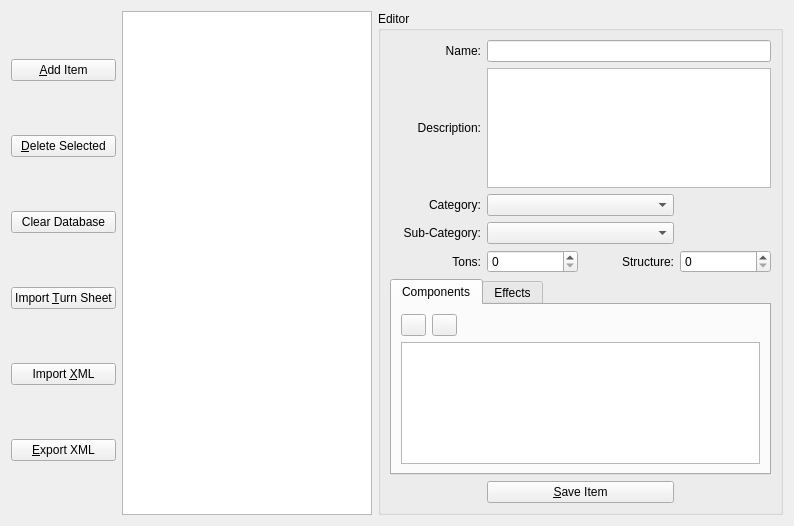
Old version of the form widgets/ItemBrowser.ui in the repository Ramblurr/SupernovaAssistant.
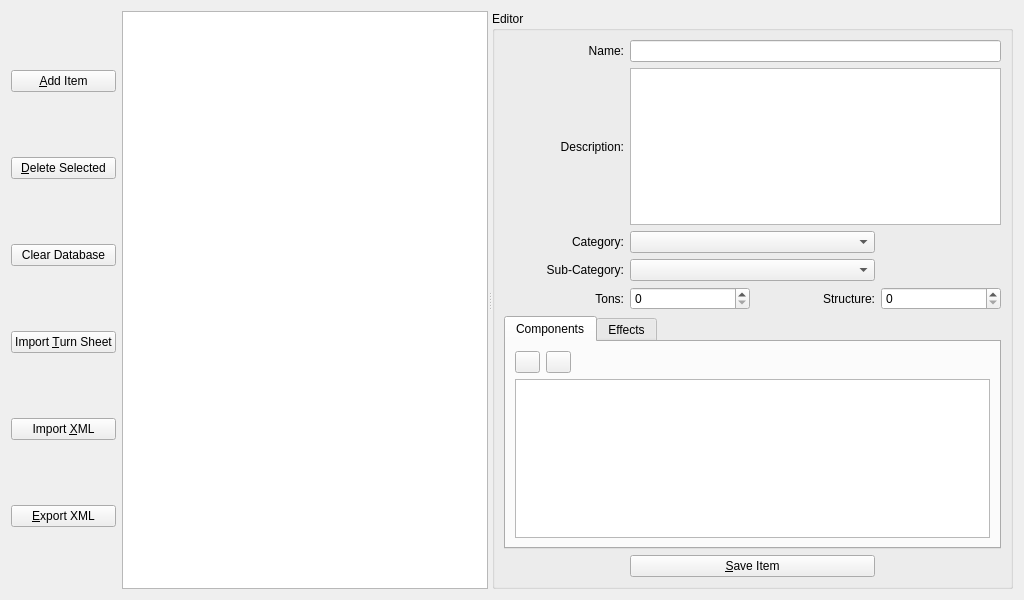
New version of the form. Icons and pictures are not drawn. Custom widgets are drawn as their Qt base class.

```diff
--- a/widgets/ItemBrowser.ui
+++ b/widgets/ItemBrowser.ui
@@ -6,14 +6,14 @@
    <rect>
     <x>0</x>
     <y>0</y>
-    <width>794</width>
-    <height>526</height>
+    <width>1024</width>
+    <height>600</height>
    </rect>
   </property>
   <property name="windowTitle">
    <string>Dialog</string>
   </property>
-  <layout class="QHBoxLayout" name="horizontalLayout" stretch="0,0,1000">
+  <layout class="QHBoxLayout" name="horizontalLayout">
    <item>
     <layout class="QVBoxLayout" name="verticalLayout" stretch="0,0,0,0,0,0">
      <item>
@@ -70,10 +70,23 @@
     </layout>
    </item>
    <item>
+    <widget class="QSplitter" name="splitter">
+     <property name="sizePolicy">
+      <sizepolicy hsizetype="Expanding" vsizetype="Expanding">
+       <horstretch>0</horstretch>
+       <verstretch>0</verstretch>
+      </sizepolicy>
+     </property>
+     <property name="orientation">
+      <enum>Qt::Horizontal</enum>
+     </property>
+     <property name="childrenCollapsible">
+      <bool>false</bool>
+     </property>
     <widget class="QTreeView" name="treeView">
      <property name="maximumSize">
       <size>
-       <width>250</width>
+        <width>16777215</width>
        <height>16777215</height>
       </size>
      </property>
@@ -84,8 +97,6 @@
       <enum>QAbstractItemView::DragOnly</enum>
      </property>
     </widget>
-   </item>
-   <item>
     <widget class="QGroupBox" name="groupBox">
      <property name="title">
       <string>Editor</string>
@@ -313,6 +324,7 @@
        </widget>
       </item>
      </layout>
+     </widget>
     </widget>
    </item>
   </layout>
```
Lines whose indentation alone changed are shown as unchanged.
